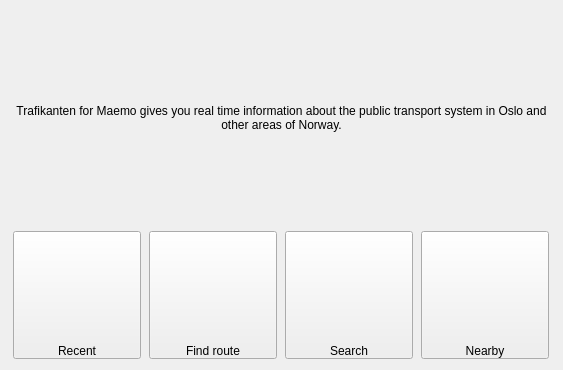
This is trafikantenwindow.ui in dragly/trafikanten-maemo as Qt 5 draws it before an edit. The edited form follows.
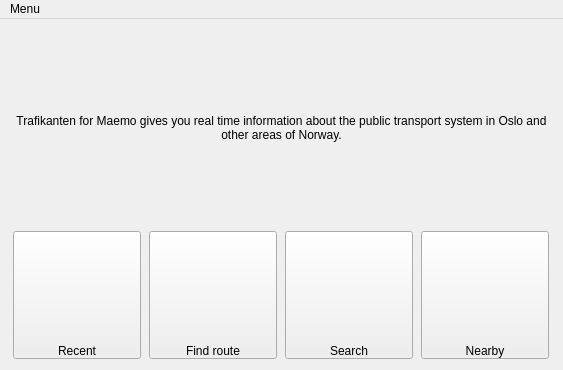
This is the edited form. Icons and pictures are not drawn.

The edit to the form file:
```diff
--- a/trafikantenwindow.ui
+++ b/trafikantenwindow.ui
@@ -175,6 +175,34 @@
     </item>
    </layout>
   </widget>
+  <widget class="QMenuBar" name="menuBar">
+   <property name="geometry">
+    <rect>
+     <x>0</x>
+     <y>0</y>
+     <width>563</width>
+     <height>18</height>
+    </rect>
+   </property>
+   <widget class="QMenu" name="menuMenu">
+    <property name="title">
+     <string>Menu</string>
+    </property>
+    <addaction name="actionAbout"/>
+    <addaction name="actionTest"/>
+   </widget>
+   <addaction name="menuMenu"/>
+  </widget>
+  <action name="actionAbout">
+   <property name="text">
+    <string>About</string>
+   </property>
+  </action>
+  <action name="actionTest">
+   <property name="text">
+    <string>Test</string>
+   </property>
+  </action>
  </widget>
  <layoutdefault spacing="6" margin="11"/>
  <resources/>
```
Left out of the diff: 4 changed lines with no effect on the pictures.
